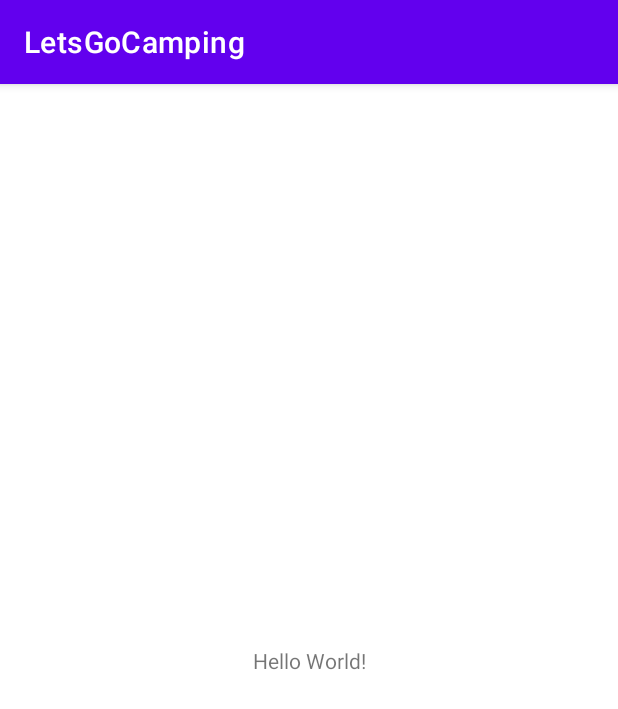
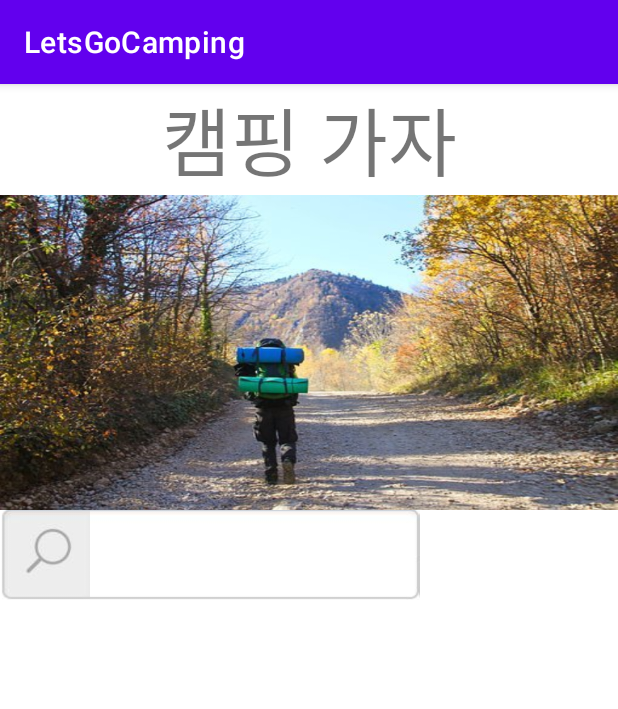
Before and after one commit to rladmdrl/LetsGoCamping, an Android app: the screen it shows after launch (MainActivity), on a phone screen of 412 x 824 dp. Shown: the top 709 px of the screen. Run offline under Robolectric (Android 15) with nearby library versions, the phone set to English and light mode, and no system bars.

Commit message:
Search function

```diff
--- a/app/src/main/res/layout/activity_main.xml
+++ b/app/src/main/res/layout/activity_main.xml
@@ -1,18 +1,38 @@
 <?xml version="1.0" encoding="utf-8"?>
-<androidx.constraintlayout.widget.ConstraintLayout xmlns:android="http://schemas.android.com/apk/res/android"
+<RelativeLayout xmlns:android="http://schemas.android.com/apk/res/android"
     xmlns:app="http://schemas.android.com/apk/res-auto"
     xmlns:tools="http://schemas.android.com/tools"
     android:layout_width="match_parent"
     android:layout_height="match_parent"
     tools:context=".MainActivity">
 
-    <TextView
-        android:layout_width="wrap_content"
-        android:layout_height="wrap_content"
-        android:text="Hello World!"
-        app:layout_constraintBottom_toBottomOf="parent"
-        app:layout_constraintLeft_toLeftOf="parent"
-        app:layout_constraintRight_toRightOf="parent"
-        app:layout_constraintTop_toTopOf="parent" />
+ <TextView
+     android:id="@+id/tv"
+     android:layout_width="match_parent"
+     android:layout_height="wrap_content"
+     android:text="캠핑 가자"
+     android:textSize="50sp"
+     android:gravity="center"/>
 
-</androidx.constraintlayout.widget.ConstraintLayout>
+    <ImageView
+        android:id="@+id/iv"
+        android:layout_width="match_parent"
+        android:layout_height="210dp"
+        android:layout_below="@+id/tv"
+        android:background="@drawable/tkwls"/>
+    <ImageView
+        android:layout_width="60dp"
+        android:layout_height="60dp"
+        android:id="@+id/iv_rjator"
+        android:layout_below="@+id/iv"
+        android:background="@drawable/dkqdp"/>
+    <EditText
+        android:layout_width="220dp"
+        android:layout_height="60dp"
+        android:layout_below="@+id/iv"
+        android:layout_toRightOf="@+id/iv_rjator"
+        android:background="@drawable/rjatorckds"/>
+
+
+
+</RelativeLayout>
```
Also changed, not shown: app/src/main/res/drawable/dkqdp.png (added), app/src/main/res/drawable/rjatorckd.png (added), app/src/main/res/drawable/rjatorckds.png (added), app/src/main/res/drawable/tkwls.jpg (added).
